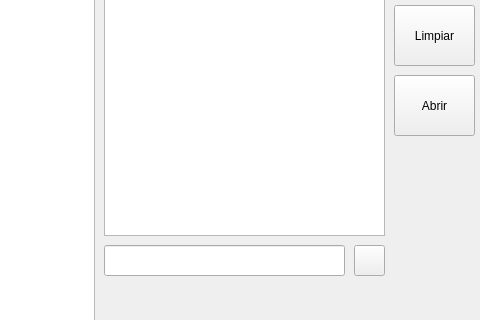
First picture: the form in main.ui, repository mdwcoder/NoCodePython, before the edit; both pictures show x 576 to 1056 and y 115 to 435 of the 1056 by 660 pixel window.
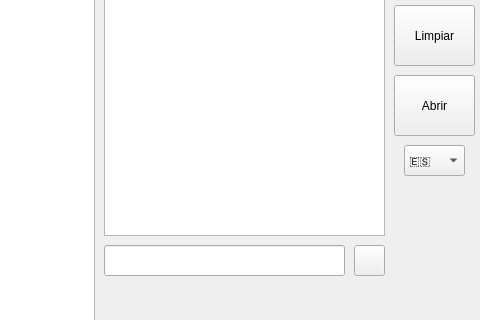
Second picture: the form after the edit.

```diff
--- a/main.ui
+++ b/main.ui
@@ -229,6 +229,31 @@
     <bool>false</bool>
    </property>
   </widget>
+  <widget class="QComboBox" name="languajeComboBox">
+   <property name="geometry">
+    <rect>
+     <x>980</x>
+     <y>260</y>
+     <width>61</width>
+     <height>31</height>
+    </rect>
+   </property>
+   <item>
+    <property name="text">
+     <string>🇪🇸</string>
+    </property>
+   </item>
+   <item>
+    <property name="text">
+     <string>🇬🇧</string>
+    </property>
+   </item>
+   <item>
+    <property name="text">
+     <string>🇫🇷</string>
+    </property>
+   </item>
+  </widget>
  </widget>
  <resources/>
  <connections/>
```
